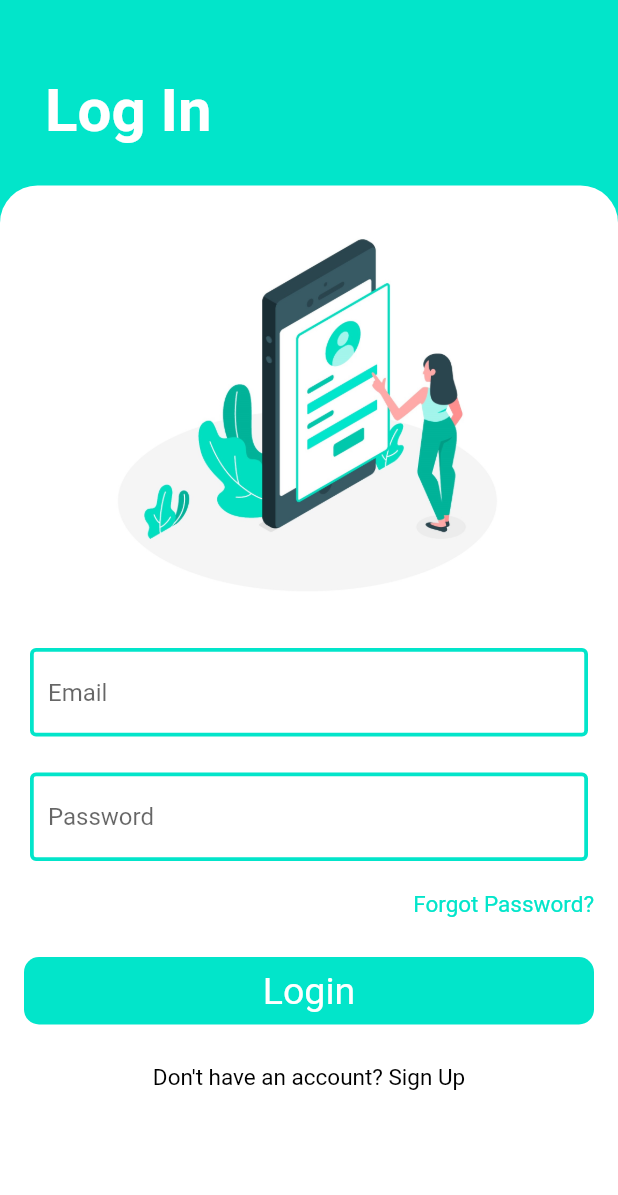
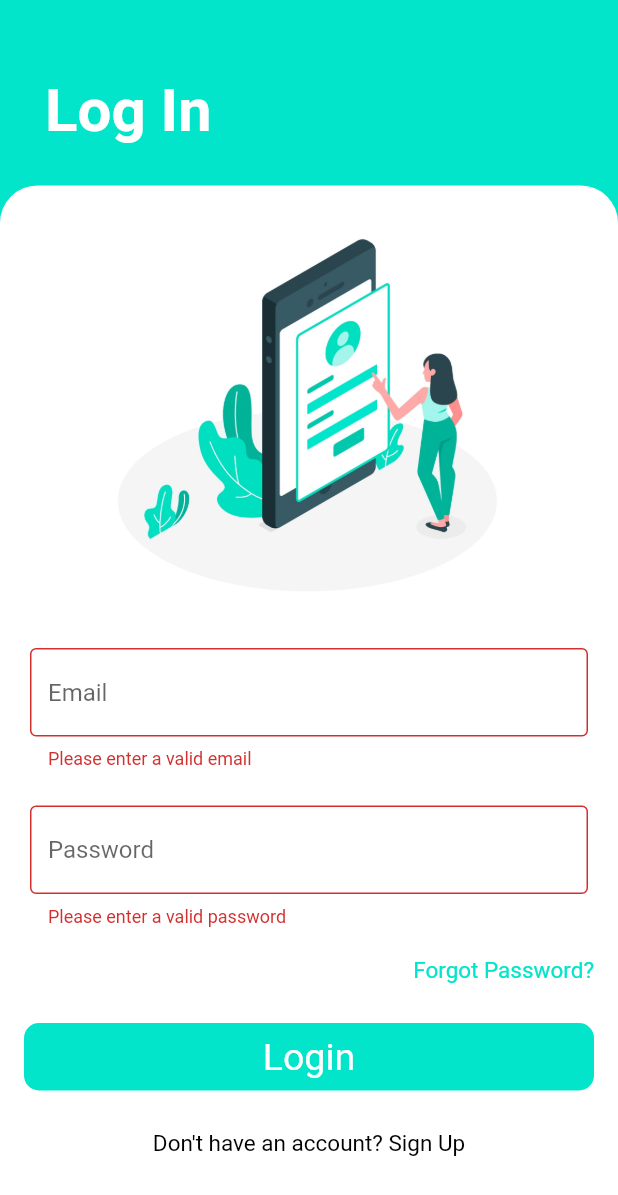
Before and after one commit to FineCoders001/uni_campus, a Flutter app: the screen it shows after launch, after a tap on "Login", on a phone screen of 412 x 824 dp. Shown: the top 1195 px of the screen. Run offline on Flutter 3.47's test engine with Material 2 defaults, Android fonts, the phone set to English and light mode, and no system bars; our stand-ins replace badges, cached_network_image, carousel_slider, cloud_firestore, csv, file_picker and 13 more; missing offline and left inert: barcode_scan2, flutterfire_ui; accounts and stored records are empty; Roboto replaces fonts that are missing (Ubuntu).

```diff
--- a/lib/Authentication/login_screen.dart
+++ b/lib/Authentication/login_screen.dart
@@ -74,8 +74,7 @@ class _LoginScreenState extends State<LoginScreen> {
                         child: Padding(
                           padding: const EdgeInsets.symmetric(
                               horizontal: 50.0, vertical: 10),
-                          child: Image.asset(
-                              "assets/images/Login.jpg"),
+                          child: Image.asset("assets/images/Login.jpg"),
                         ),
                       ),
                       Column(
@@ -88,7 +87,7 @@ class _LoginScreenState extends State<LoginScreen> {
                               //   user["email"] = value.toString();
                               // },
                               validator: (value) {
-                                if (value == null && value!.isEmpty) {
+                                if (value == null || value.isEmpty) {
                                   return "Please enter a valid email";
                                 } else {
                                   return null;
@@ -98,12 +97,17 @@ class _LoginScreenState extends State<LoginScreen> {
                                 fillColor: Colors.white,
                                 filled: true,
                                 hintText: "Email",
-                                focusedBorder: OutlineInputBorder(
+                                border: OutlineInputBorder(
                                   borderSide: BorderSide(
                                       color: Color.fromARGB(255, 2, 229, 202),
                                       width: 2.5),
                                 ),
                                 enabledBorder: OutlineInputBorder(
+                                  borderSide: BorderSide(
+                                      color: Color.fromARGB(255, 2, 229, 202),
+                                      width: 2.5),
+                                ),
+                                focusedBorder: OutlineInputBorder(
                                   borderSide: BorderSide(
                                       color: Color.fromARGB(255, 2, 229, 202),
                                       width: 2.5),
@@ -119,7 +123,7 @@ class _LoginScreenState extends State<LoginScreen> {
                               //   user["password"] = newValue.toString();
                               // },
                               validator: (value) {
-                                if (value == null && value!.isEmpty) {
+                                if (value == null || value.isEmpty) {
                                   return "Please enter a valid password";
                                 } else {
                                   return null;
@@ -132,12 +136,17 @@ class _LoginScreenState extends State<LoginScreen> {
                                 fillColor: Colors.white,
                                 filled: true,
                                 hintText: "Password",
-                                focusedBorder: OutlineInputBorder(
+                                border: OutlineInputBorder(
                                   borderSide: BorderSide(
                                       color: Color.fromARGB(255, 2, 229, 202),
                                       width: 2.5),
                                 ),
                                 enabledBorder: OutlineInputBorder(
+                                  borderSide: BorderSide(
+                                      color: Color.fromARGB(255, 2, 229, 202),
+                                      width: 2.5),
+                                ),
+                                focusedBorder: OutlineInputBorder(
                                   borderSide: BorderSide(
                                       color: Color.fromARGB(255, 2, 229, 202),
                                       width: 2.5),
@@ -233,8 +242,18 @@ class _LoginScreenState extends State<LoginScreen> {
 
   void _submit() async {
     if (_fkey.currentState!.validate()) {
-      await FirebaseAuth.instance
-          .signInWithEmailAndPassword(email: econ.text, password: pcin.text);
+      try {
+        await FirebaseAuth.instance.signInWithEmailAndPassword(
+            email: econ.text.trim(), password: pcin.text.trim());
+      } catch (e) {
+        ScaffoldMessenger.of(context).showSnackBar(
+          SnackBar(
+            duration: const Duration(seconds: 1),
+            content: Text(e.toString().split("] ")[1],
+                textAlign: TextAlign.center),
+          ),
+        );
+      }
     }
   }
 }
--- a/lib/home_screen.dart
+++ b/lib/home_screen.dart
@@ -425,8 +425,8 @@ class _HomeScreenState extends ConsumerState<HomeScreen> {
                           ),
                           InkWell(
                             child: buildItem("Logout", Icons.logout_outlined),
-                            onTap: () {
-                              FirebaseAuth.instance.signOut();
+                            onTap: () async {
+                              await FirebaseAuth.instance.signOut();
                             },
                           ),
                           InkWell(
```
Also changed, not shown: lib/Authentication/registration_screen.dart (+20 -22 lines).
